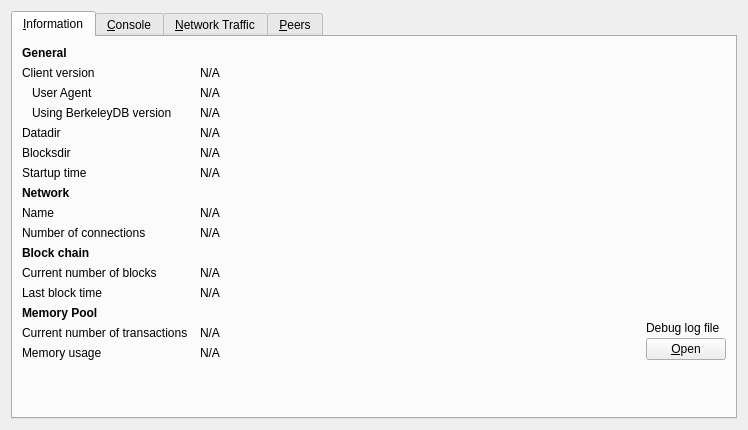
Before: the Qt Designer form src/qt/forms/debugwindow.ui in auroracoin101/Auroracoin, drawn with Qt 5.
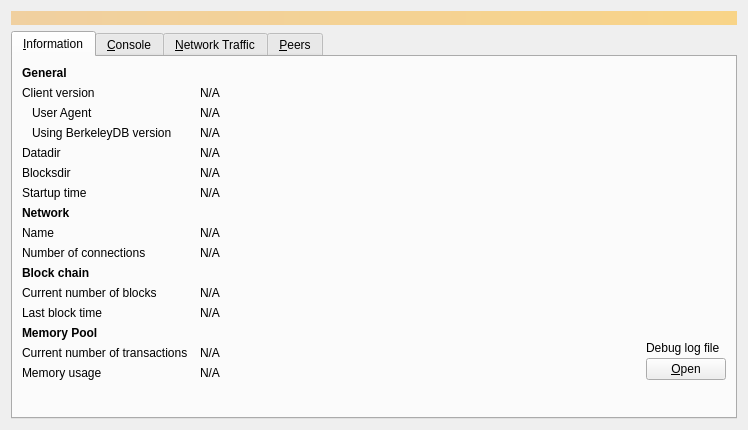
After: the same form once the commit is applied. Icons and pictures are not drawn. Custom widgets are drawn as their Qt base class.

Commit message: Bitcoin: 593ba696fb32da558091ac02ad87c4893db4ce97 (Add warning messages to the debug window).

Diff of the .ui file:
```diff
--- a/src/qt/forms/debugwindow.ui
+++ b/src/qt/forms/debugwindow.ui
@@ -14,6 +14,25 @@
    <string>Debug window</string>
   </property>
   <layout class="QVBoxLayout" name="verticalLayout_2">
+   <item>
+    <widget class="QLabel" name="label_alerts">
+     <property name="visible">
+      <bool>false</bool>
+     </property>
+     <property name="styleSheet">
+      <string notr="true">QLabel { background-color: qlineargradient(x1: 0, y1: 0, x2: 1, y2: 0, stop:0 #F0D0A0, stop:1 #F8D488); color:#000000; }</string>
+     </property>
+     <property name="wordWrap">
+      <bool>true</bool>
+     </property>
+     <property name="margin">
+      <number>3</number>
+     </property>
+     <property name="textInteractionFlags">
+      <set>Qt::TextSelectableByMouse</set>
+     </property>
+    </widget>
+   </item>
    <item>
     <widget class="QTabWidget" name="tabWidget">
      <property name="currentIndex">
```
The commit also changes 3 other files.
